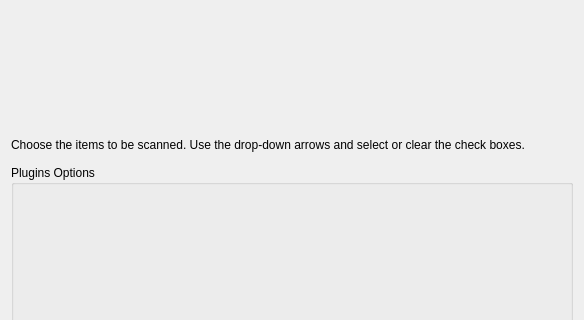
This is CPC/OptionsWidget.ui in CoEIA/CPC as Qt 5 draws it before an edit; both pictures show x 0 to 584 and y 0 to 320 of the 584 by 632 pixel window. The edited form follows.
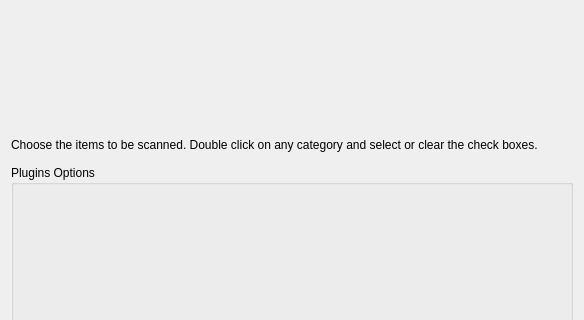
This is the edited form.

Commit message: increase the size of the scan widget during scanning

Patch:
```diff
--- a/CPC/OptionsWidget.ui
+++ b/CPC/OptionsWidget.ui
@@ -29,7 +29,7 @@
       </sizepolicy>
      </property>
      <property name="text">
-      <string>Choose the items to be scanned. Use the drop-down arrows and select or clear the check boxes.</string>
+      <string>Choose the items to be scanned. Double click on any category and select or clear the check boxes.</string>
      </property>
      <property name="wordWrap">
       <bool>true</bool>
```
The commit also changes 1 other file.
